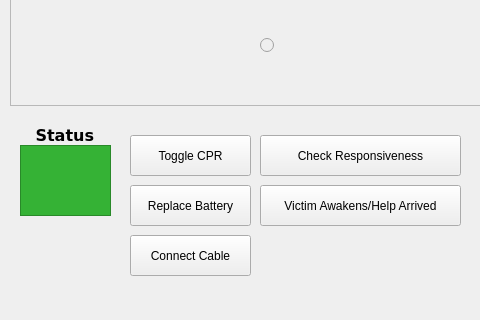
First picture: the form in src/aed-sim/mainwindow.ui, repository zachtes13/comp3004_aed-sim, before the edit; both pictures show x 0 to 480 and y 405 to 725 of the 966 by 725 pixel window.
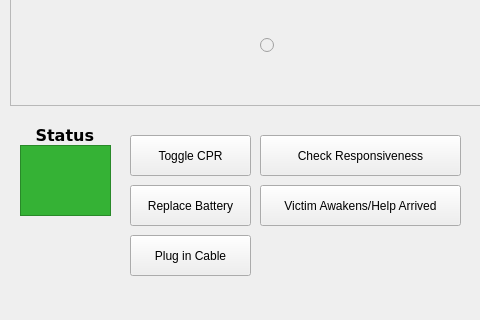
Second picture: the form after the edit.

Commit message: finished cable connection issue

Diff of the .ui file:
```diff
--- a/src/aed-sim/mainwindow.ui
+++ b/src/aed-sim/mainwindow.ui
@@ -586,7 +586,7 @@
      </rect>
     </property>
     <property name="text">
-     <string>Connect Cable</string>
+     <string>Plug in Cable</string>
     </property>
    </widget>
   </widget>
```
The commit also changes 5 other files.
